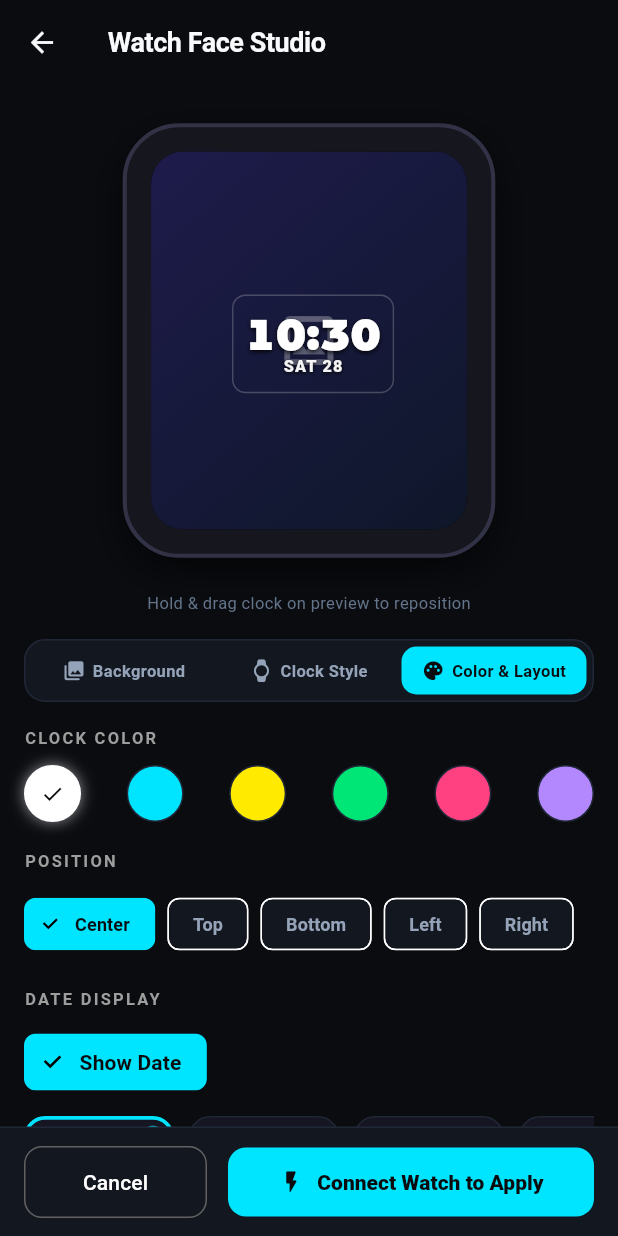
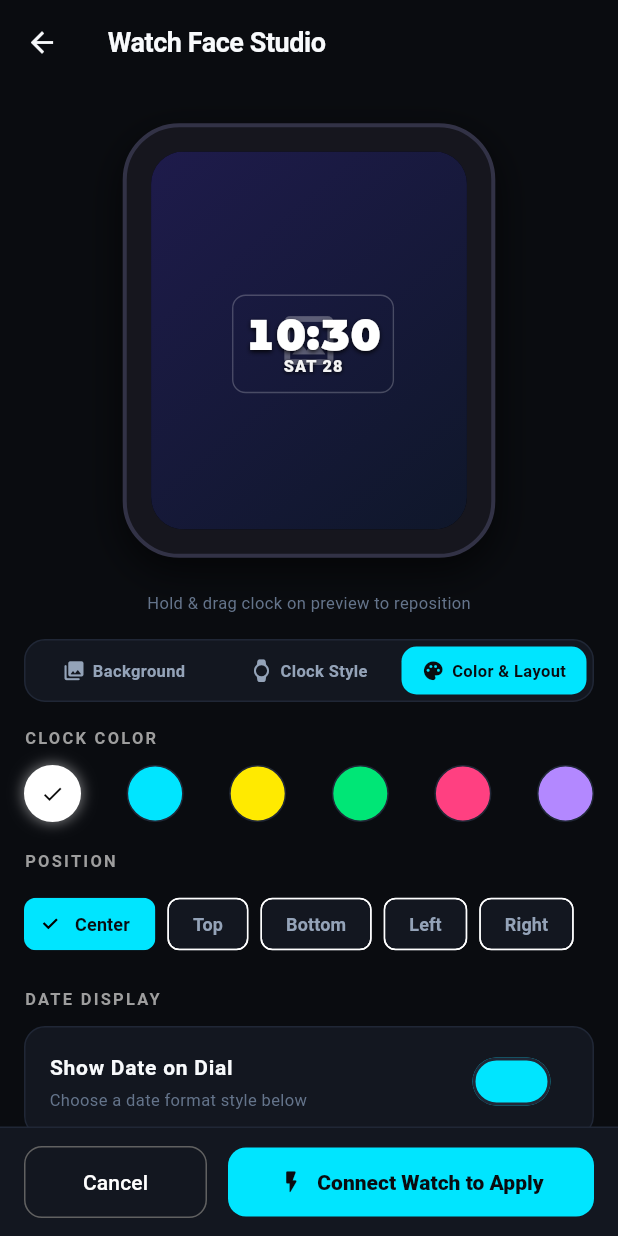
Before and after one commit to PrudviTeja99/open-dizo, a Flutter app: the DialStudioScreen screen opened directly with empty values, after a tap on "Clock Style", after a tap on "Color & Layout", on a phone screen of 412 x 824 dp. Run offline on Flutter 3.47's test engine with Material 3 defaults, Android fonts, the phone set to English and light mode, and no system bars; our stand-ins replace file_picker, flutter_blue_plus, google_fonts, package_info_plus, permission_handler, shared_preferences; missing offline and left inert: mobile_scanner, pointycastle; accounts and stored records are empty.

Commit message:
ui(studio): use SwitchListTile card for Show Date on Dial matching Clock toggle (v1.4.8)

```diff
--- a/flutter/lib/presentation/screens/dial_studio_screen.dart
+++ b/flutter/lib/presentation/screens/dial_studio_screen.dart
@@ -918,17 +918,30 @@ class _DialStudioScreenState extends State<DialStudioScreen> {
         const SizedBox(height: 18),
         _buildSectionHeader('DATE DISPLAY'),
         const SizedBox(height: 10),
-        FilterChip(
-          label: const Text('Show Date'),
-          selected: _clockStyle.showDate,
-          selectedColor: AppTheme.accent,
-          labelStyle: TextStyle(
-            color: _clockStyle.showDate ? const Color(0xFF0A0C10) : Colors.white,
-            fontWeight: FontWeight.w700,
+        Container(
+          decoration: BoxDecoration(
+            color: AppTheme.surface,
+            borderRadius: BorderRadius.circular(14),
+            border: Border.all(color: AppTheme.border),
           ),
-          onSelected: (val) => setState(() {
-            _clockStyle = _clockStyle.copyWith(showDate: val);
-          }),
+          child: SwitchListTile(
+            shape: RoundedRectangleBorder(borderRadius: BorderRadius.circular(14)),
+            title: const Text(
+              'Show Date on Dial',
+              style: TextStyle(fontWeight: FontWeight.w700, fontSize: 14),
+            ),
+            subtitle: Text(
+              _clockStyle.showDate
+                  ? 'Choose a date format style below'
+                  : 'Date hidden from watch face',
+              style: const TextStyle(fontSize: 11, color: AppTheme.textMuted),
+            ),
+            value: _clockStyle.showDate,
+            activeThumbColor: AppTheme.accent,
+            onChanged: (val) => setState(() {
+              _clockStyle = _clockStyle.copyWith(showDate: val);
+            }),
+          ),
         ),
         if (_clockStyle.showDate) ...[
           const SizedBox(height: 12),
--- a/flutter/lib/services/app_update_service.dart
+++ b/flutter/lib/services/app_update_service.dart
@@ -27,9 +27,9 @@ class AppReleaseInfo {
 }
 
 class AppUpdateService {
-  static String _cachedVersion = '1.4.7';
+  static String _cachedVersion = '1.4.8';
 
-  /// Returns the currently installed application version (e.g. "1.4.7")
+  /// Returns the currently installed application version (e.g. "1.4.8")
   static String get currentVersion => _cachedVersion;
 
   /// Loads current version dynamically from platform package info
--- a/flutter/pubspec.yaml
+++ b/flutter/pubspec.yaml
@@ -1,7 +1,7 @@
 name: open_dizo
 description: Open Dizo - Companion app and custom watch face studio for DIZO Watch D.
 publish_to: 'none'
-version: 1.4.7+35
+version: 1.4.8+36
 
 environment:
   sdk: '>=3.4.0 <4.0.0'
```
